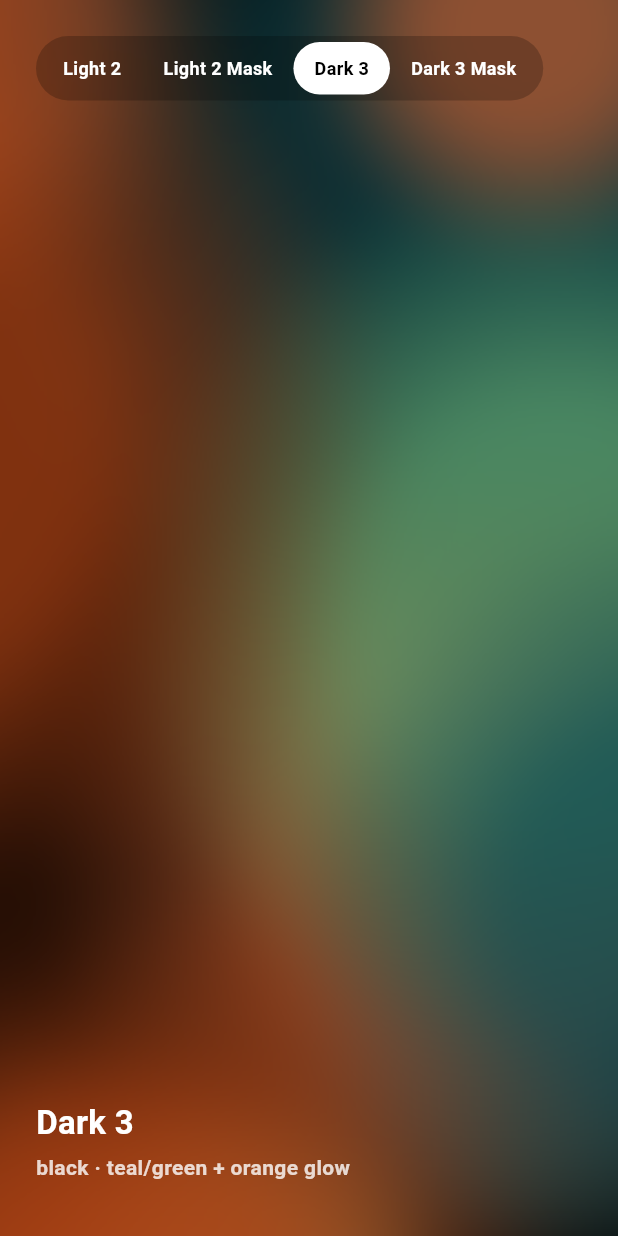
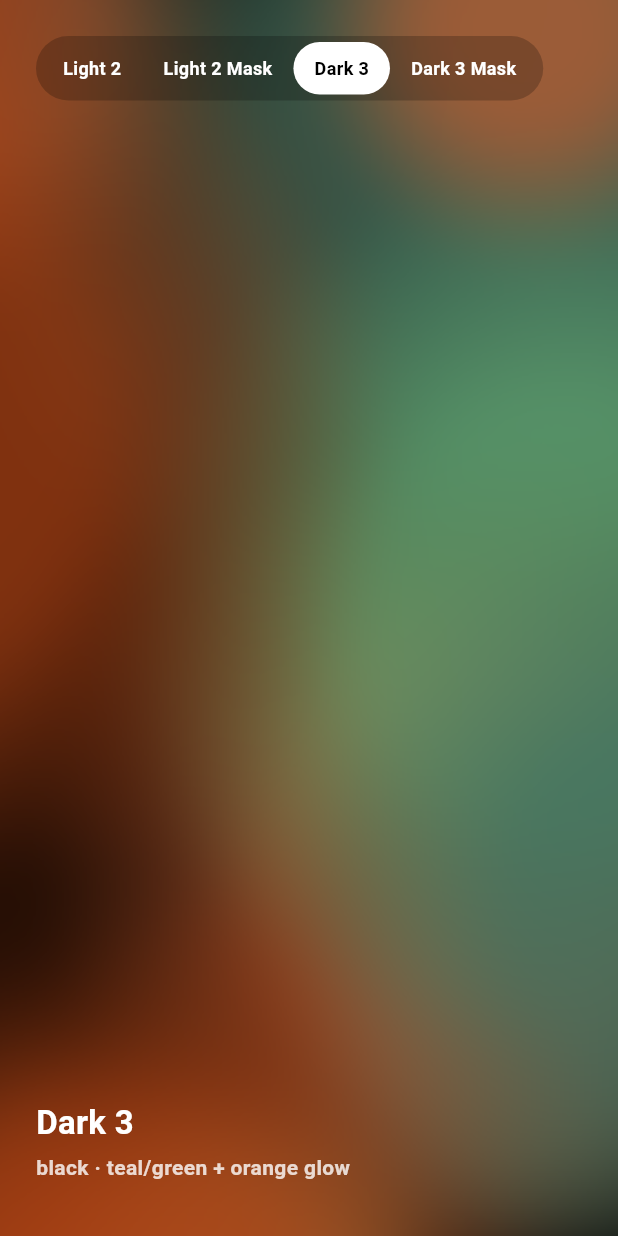
Before and after one commit to keepYaoung/bokeh-lava-gradient, a Flutter app: the screen it shows after launch, after a tap on "Light 2 Mask", after a tap on "Dark 3", on a phone screen of 412 x 824 dp. Run offline on Flutter 3.47's test engine with Material 3 defaults, Android fonts, the light colour scheme and no system bars.

Commit message:
dark3/dark3Mask: shift teal colors toward dark sage (#09353C->#3E6454, #034753->#3A6E61)

```diff
--- a/lib/bokeh_lava_gradient.dart
+++ b/lib/bokeh_lava_gradient.dart
@@ -274,9 +274,9 @@ const Map<BokehTheme, _BokehPreset> _kPresets = <BokehTheme, _BokehPreset>{
   BokehTheme.dark3: _BokehPreset(
     Color(0xFF000000),
     <Color>[
-      Color(0xFF09353C),
+      Color(0xFF3E6454), // 다크 세이지-틸 (← #09353C)
       Color(0xFF64AA74),
-      Color(0xFF034753),
+      Color(0xFF3A6E61), // 다크 세이지-틸 (← #034753)
       Color(0xFFC15B2E),
       Color(0xFFB14415),
       Color(0xFFC15B2E),
@@ -289,9 +289,9 @@ const Map<BokehTheme, _BokehPreset> _kPresets = <BokehTheme, _BokehPreset>{
   BokehTheme.dark3Mask: _BokehPreset(
     Color(0xFF000000),
     <Color>[
-      Color(0xFF09353C),
+      Color(0xFF3E6454), // 다크 세이지-틸 (← #09353C)
       Color(0xFF64AA74),
-      Color(0xFF034753),
+      Color(0xFF3A6E61), // 다크 세이지-틸 (← #034753)
       Color(0xFFC15B2E),
       Color(0xFFB14415),
       Color(0xFFC15B2E),
```
Also changed, not shown: 3 other files.
